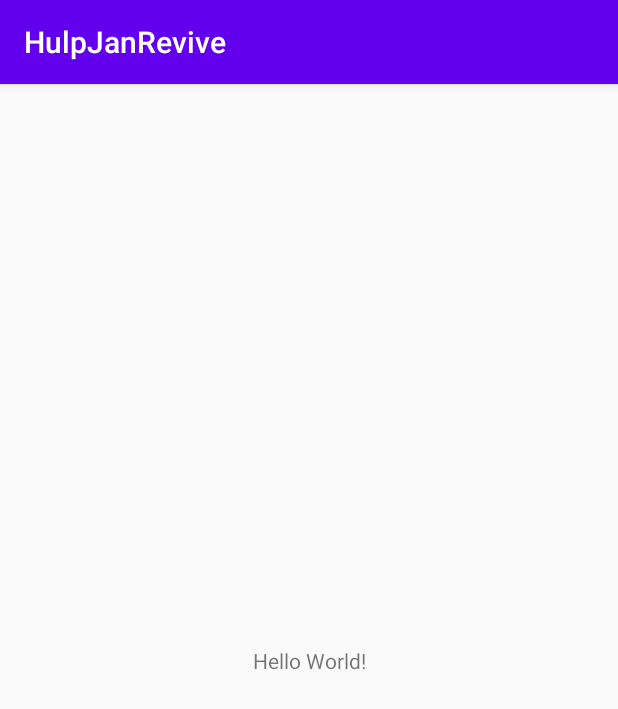
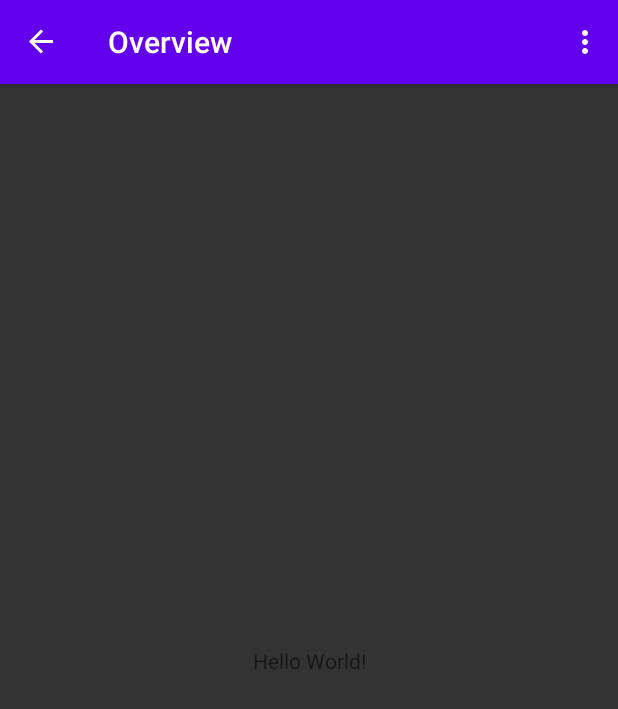
Before and after one commit to Khamaseen/HulpJanRevive, an Android app: the screen it shows after launch (MainActivity), on a phone screen of 412 x 824 dp. Shown: the top 709 px of the screen. Run offline under Robolectric (Android 15) with nearby library versions, the phone set to English and light mode, and no system bars; our stand-ins replace navigation-ui.

Commit message:
inital appbar and navigation drawer set up with navController

```diff
--- a/app/build.gradle
+++ b/app/build.gradle
@@ -5,6 +5,14 @@ apply plugin: 'kotlin-android-extensions'
 android {
     compileSdkVersion 30
     buildToolsVersion "30.0.1"
+
+    compileOptions {
+        sourceCompatibility = JavaVersion.VERSION_1_8
+        targetCompatibility = JavaVersion.VERSION_1_8
+    }
+    kotlinOptions {
+        jvmTarget = JavaVersion.VERSION_1_8
+    }
 
     defaultConfig {
         applicationId "com.example.hulpjanrevive"
@@ -31,6 +39,10 @@ dependencies {
     implementation 'androidx.appcompat:appcompat:1.2.0'
     implementation 'androidx.constraintlayout:constraintlayout:1.1.3'
 
+    implementation 'androidx.legacy:legacy-support-v4:1.0.0'
+    implementation 'com.google.android.material:material:1.2.0'
+    implementation 'androidx.lifecycle:lifecycle-extensions:2.2.0'
+
     //Nav component
     implementation 'androidx.navigation:navigation-fragment-ktx:2.3.0'
     implementation 'androidx.navigation:navigation-ui-ktx:2.3.0'
--- a/app/src/main/AndroidManifest.xml
+++ b/app/src/main/AndroidManifest.xml
@@ -9,7 +9,8 @@
         android:roundIcon="@mipmap/ic_launcher_round"
         android:supportsRtl="true"
         android:theme="@style/AppTheme">
-        <activity android:name=".MainActivity">
+        <activity android:name=".MainActivity"
+            android:theme="@style/AppTheme.NoActionBar">
             <intent-filter>
                 <action android:name="android.intent.action.MAIN" />
 
--- a/app/src/main/java/com/example/hulpjanrevive/MainActivity.kt
+++ b/app/src/main/java/com/example/hulpjanrevive/MainActivity.kt
@@ -2,10 +2,33 @@ package com.example.hulpjanrevive
 
 import androidx.appcompat.app.AppCompatActivity
 import android.os.Bundle
+import android.view.Menu
+import androidx.appcompat.widget.Toolbar
+import androidx.drawerlayout.widget.DrawerLayout
+import androidx.navigation.findNavController
+import androidx.navigation.ui.AppBarConfiguration
+import androidx.navigation.ui.setupActionBarWithNavController
+import androidx.navigation.ui.setupWithNavController
+import com.google.android.material.navigation.NavigationView
 
 class MainActivity : AppCompatActivity() {
+
     override fun onCreate(savedInstanceState: Bundle?) {
         super.onCreate(savedInstanceState)
+
         setContentView(R.layout.main_drawer_layout)
+        setSupportActionBar(findViewById<Toolbar>(R.id.toolbar))
+
+        val drawerLayout = findViewById<DrawerLayout>(R.id.drawer)
+        val appBarConfiguration = AppBarConfiguration(setOf(), drawerLayout) //TODO add menu items for each destination
+        val navController = findNavController(R.id.host_fragment)
+        setupActionBarWithNavController(navController, appBarConfiguration)
+        findViewById<NavigationView>(R.id.navigation_view).setupWithNavController(navController)
+    }
+
+    override fun onCreateOptionsMenu(menu: Menu): Boolean {
+        // Inflate the menu; this adds items to the action bar if it is present.
+        menuInflater.inflate(R.menu.navigation_view, menu)
+        return true
     }
 }
--- /dev/null
+++ b/app/src/main/res/layout/app_bar_main.xml
@@ -0,0 +1,26 @@
+<?xml version="1.0" encoding="utf-8"?>
+<androidx.coordinatorlayout.widget.CoordinatorLayout
+    xmlns:android="http://schemas.android.com/apk/res/android"
+    xmlns:app="http://schemas.android.com/apk/res-auto"
+    xmlns:tools="http://schemas.android.com/tools"
+    android:layout_width="match_parent"
+    android:layout_height="match_parent"
+    tools:context=".MainActivity">
+
+    <com.google.android.material.appbar.AppBarLayout
+        android:layout_width="match_parent"
+        android:layout_height="wrap_content"
+        android:theme="@style/AppTheme.AppBarOverlay">
+
+        <androidx.appcompat.widget.Toolbar
+            android:id="@+id/toolbar"
+            android:layout_width="match_parent"
+            android:layout_height="?attr/actionBarSize"
+            android:background="?attr/colorPrimary"
+            app:popupTheme="@style/AppTheme.PopupOverlay" />
+
+    </com.google.android.material.appbar.AppBarLayout>
+
+    <include layout="@layout/content_main" />
+
+</androidx.coordinatorlayout.widget.CoordinatorLayout>
--- /dev/null
+++ b/app/src/main/res/layout/content_main.xml
@@ -0,0 +1,23 @@
+<?xml version="1.0" encoding="utf-8"?>
+<androidx.constraintlayout.widget.ConstraintLayout xmlns:android="http://schemas.android.com/apk/res/android"
+    xmlns:app="http://schemas.android.com/apk/res-auto"
+    xmlns:tools="http://schemas.android.com/tools"
+    android:layout_width="match_parent"
+    android:layout_height="match_parent"
+    android:background="#333"
+    app:layout_behavior="@string/appbar_scrolling_view_behavior"
+    tools:showIn="@layout/app_bar_main">
+
+    <fragment
+        android:id="@+id/host_fragment"
+        android:name="androidx.navigation.fragment.NavHostFragment"
+        android:layout_width="match_parent"
+        android:layout_height="match_parent"
+        app:layout_constraintTop_toTopOf="parent"
+        app:layout_constraintBottom_toBottomOf="parent"
+        app:layout_constraintStart_toStartOf="parent"
+        app:layout_constraintEnd_toEndOf="parent"
+        app:defaultNavHost="true"
+        app:navGraph="@navigation/main_navigation" />
+
+</androidx.constraintlayout.widget.ConstraintLayout>
--- a/app/src/main/res/layout/main_drawer_layout.xml
+++ b/app/src/main/res/layout/main_drawer_layout.xml
@@ -9,13 +9,7 @@
     android:fitsSystemWindows="true"
     tools:openDrawer="start">
 
-    <fragment
-        android:id="@+id/host_fragment"
-        android:name="androidx.navigation.fragment.NavHostFragment"
-        android:layout_width="match_parent"
-        android:layout_height="match_parent"
-        app:defaultNavHost="true"
-        app:navGraph="@navigation/main_navigation" />
+    <include layout="@layout/app_bar_main"/>
 
     <com.google.android.material.navigation.NavigationView
         android:id="@+id/navigation_view"
--- a/app/src/main/res/navigation/main_navigation.xml
+++ b/app/src/main/res/navigation/main_navigation.xml
@@ -8,7 +8,7 @@
     <fragment
         android:id="@+id/mainFragment"
         android:name="com.example.hulpjanrevive.MainFragment"
-        android:label="fragment_main"
+        android:label="Overview"
         tools:layout="@layout/fragment_main" />
 
 </navigation>
--- a/app/src/main/res/values/styles.xml
+++ b/app/src/main/res/values/styles.xml
@@ -7,4 +7,14 @@
         <item name="colorAccent">@color/colorAccent</item>
     </style>
 
+    <style name="AppTheme.NoActionBar">
+        <item name="windowActionBar">false</item>
+        <item name="windowNoTitle">true</item>
+    </style>
+
+    <style name="AppTheme.AppBarOverlay" parent="ThemeOverlay.AppCompat.Dark.ActionBar" />
+
+    <style name="AppTheme.PopupOverlay" parent="ThemeOverlay.AppCompat.Light" />
+
+
 </resources>
```
Also changed, not shown: app/src/main/res/menu/navigation_view.xml (+6 -3 lines).
